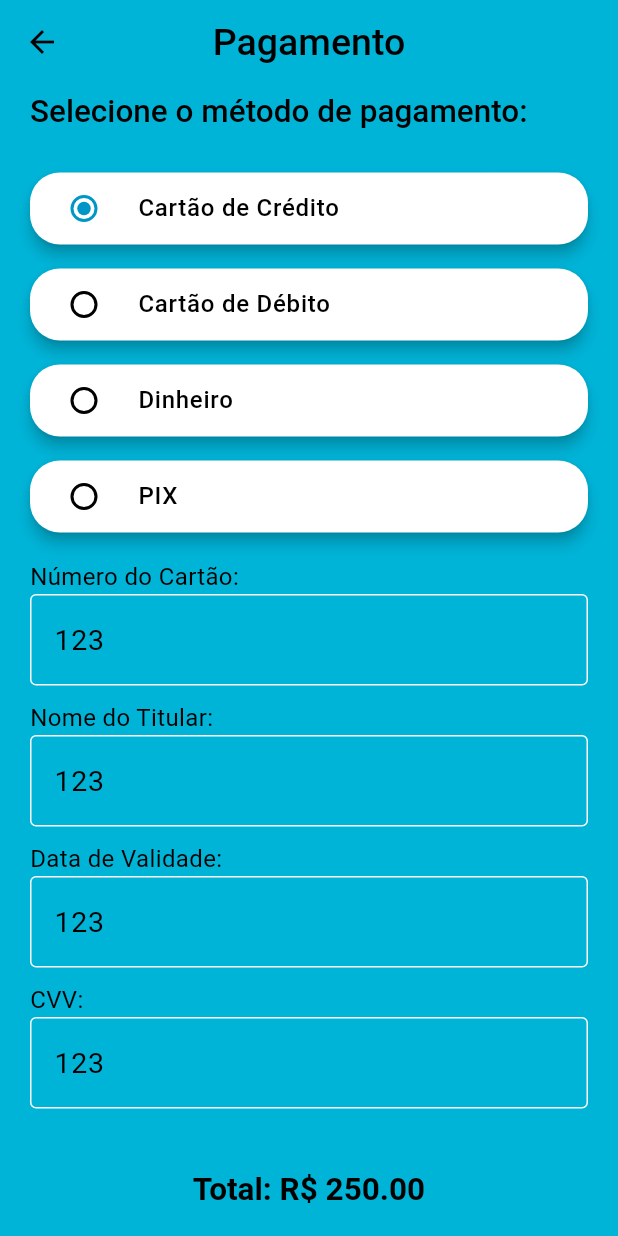
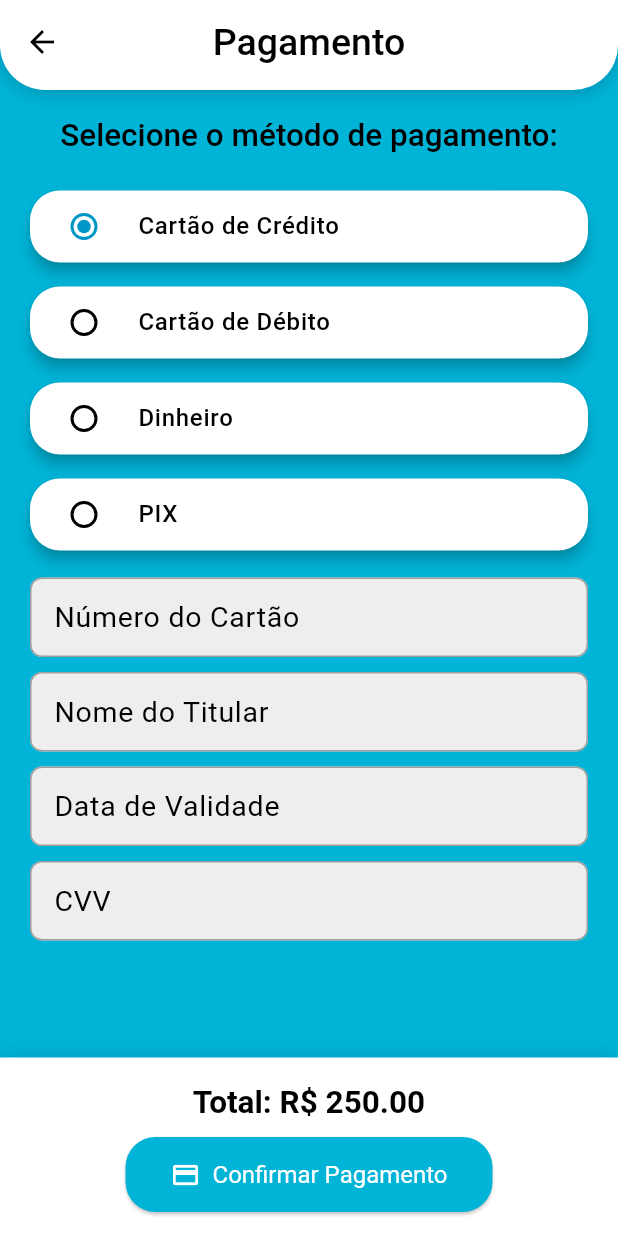
Before and after one commit to fabiosuli/checkin-front, a Flutter app: the PaymentPage screen opened by its route, on a phone screen of 412 x 824 dp. Run offline on Flutter 3.47's test engine with Material 3 defaults, Android fonts, the phone set to English and light mode, and no system bars; network calls fail.

Commit message:
Alguns ajustes

```diff
--- a/lib/api/api_service.dart
+++ b/lib/api/api_service.dart
@@ -18,7 +18,7 @@ class ApiService {
     }
   }
 
-  /// Valida a reserva e o nome do hóspede
+  /// Valida o número da reserva e o nome do hóspede
   Future<Map<String, dynamic>?> validateBooking(
       String reservationNumber, String guestName) async {
     try {
@@ -84,14 +84,13 @@ class ApiService {
     }
   }
 
-  /// Refatoração para buscar as despesas utilizando `fetchExpenseSummary`
+  /// Busca as despesas de uma reserva
   Future<ExpenseSummary> fetchExpenseSummary(String reservationNumber) async {
     final url = Uri.parse('$baseUrl/expenses/$reservationNumber');
     try {
       final response = await http.get(url);
       if (response.statusCode == 200) {
         var data = json.decode(response.body);
-        // O campo 'expenses' já foi filtrado sem o 'id' no modelo Expense
         List<Expense> expenses =
             (data['expenses'] as List).map((e) => Expense.fromJson(e)).toList();
         double total = data['total'];
--- a/lib/cor/ipfixo.dart
+++ b/lib/cor/ipfixo.dart
@@ -1,3 +1,3 @@
 class Ipfixo {
-  final String iplocal = "http://192.168.68.118:8080";
+  final String iplocal = "http://localhost:8080";
 }
--- a/lib/page/detalhes_reserva_page.dart
+++ b/lib/page/detalhes_reserva_page.dart
@@ -12,19 +12,17 @@ class DetalhesReservaPage extends StatefulWidget {
 
 class _DetalhesReservaPageState extends State<DetalhesReservaPage> {
   Map<String, dynamic>? data;
-  bool isLoading = true; // Controle de carregamento
-  String errorMessage = ''; // Para exibir mensagens de erro
+  bool isLoading = true;
+  String errorMessage = '';
 
-  // Instância do ApiService
   final ApiService _apiService = ApiService();
 
   @override
   void initState() {
     super.initState();
-    _fetchBookingDetails(); // Função para pegar os dados do backend
+    _fetchBookingDetails();
   }
 
-  // Função para buscar os detalhes da reserva do backend
   Future<void> _fetchBookingDetails() async {
     try {
       // Verifica se o número da reserva é válido
@@ -34,21 +32,18 @@ class _DetalhesReservaPageState extends State<DetalhesReservaPage> {
           widget.reserveNumber!,
         );
 
-        // Atualiza o estado com os detalhes
         setState(() {
           data = responseData;
           isLoading = false;
-          errorMessage = ''; // Limpa qualquer mensagem de erro
+          errorMessage = '';
         });
       } else {
-        // Atualiza o estado caso o número da reserva seja inválido
         setState(() {
           errorMessage = 'Número da reserva inválido.';
           isLoading = false;
         });
       }
     } catch (e) {
-      // Trata erros da requisição ou do serviço
       setState(() {
         errorMessage = 'Erro ao buscar detalhes da reserva: ${e.toString()}';
         isLoading = false;
@@ -67,7 +62,6 @@ class _DetalhesReservaPageState extends State<DetalhesReservaPage> {
       );
     }
 
-    // Exibe mensagem de erro caso ocorra algum problema
     if (errorMessage.isNotEmpty) {
       return Scaffold(
         appBar: _buildAppBar(),
@@ -83,22 +77,18 @@ class _DetalhesReservaPageState extends State<DetalhesReservaPage> {
 
     // Dados para exibição
     final String nomeHospede = data?["guestName"] ?? "Nome não disponível";
-    final String documento = data?["documentNumber"] ??
-        "Documento não disponível"; // Corrigido para documentNumber
+    final String documento =
+        data?["documentNumber"] ?? "Documento não disponível";
     final String tipoDocumento =
         data?["documentType"] ?? "Tipo de documento não informado";
-    final String quarto = data?["roomNumber"] ??
-        "Quarto não disponível"; // Corrigido para roomNumber
+    final String quarto = data?["roomNumber"] ?? "Quarto não disponível";
     final String dataCheckIn = data?["checkInDate"] ?? "Data não disponível";
     final String dataCheckOut = data?["checkOutDate"] ?? "Data não disponível";
 
     final double valorDiaria =
         double.tryParse(data!["dailyValue"].toString()) ?? 0.0;
     final int totalDias = (data?["totalDays"] ?? 0) as int;
-    print("valor da diaria ${valorDiaria}");
-    print("total de dias: ${totalDias}");
     final double totalDiarias = valorDiaria * totalDias;
-    print("valor total das diarias: ${totalDiarias}");
 
     final String cafeDaManha =
         (data?["breakfast"]?.toString().toLowerCase() == 'true')
@@ -109,7 +99,10 @@ class _DetalhesReservaPageState extends State<DetalhesReservaPage> {
 
     return Scaffold(
       appBar: _buildAppBar(),
-      body: Container(
+      body: Column(
+        children: [
+          Expanded(
+            child: Container(
               decoration: const BoxDecoration(
                 gradient: LinearGradient(
                   colors: [
@@ -134,25 +127,31 @@ class _DetalhesReservaPageState extends State<DetalhesReservaPage> {
                         children: [
                           _buildListTile(
                               Icons.person, 'Nome do Hóspede', nomeHospede),
+                          _buildListTile(Icons.assignment, 'Tipo de Documento',
+                              tipoDocumento),
                           _buildListTile(
-                        Icons.assignment, 'Tipo de Documento', tipoDocumento),
-                    _buildListTile(Icons.assignment, 'Documento', documento),
+                              Icons.assignment, 'Documento', documento),
                           _buildListTile(Icons.hotel, 'Quarto', quarto),
-                    _buildListTile(Icons.date_range, 'Check-in', dataCheckIn),
-                    _buildListTile(Icons.date_range, 'Check-out', dataCheckOut),
+                          _buildListTile(
+                              Icons.date_range, 'Check-in', dataCheckIn),
+                          _buildListTile(
+                              Icons.date_range, 'Check-out', dataCheckOut),
                           _buildListTile(Icons.attach_money, 'Valor da Diária',
                               'R\$ ${valorDiaria.toStringAsFixed(2)}'),
-                    _buildListTile(Icons.attach_money, 'Total das Diárias',
+                          _buildListTile(
+                              Icons.attach_money,
+                              'Total das Diárias',
                               'R\$ ${totalDiarias.toStringAsFixed(2)}'),
                           _buildListTile(
                               Icons.fastfood, 'Café da Manhã', cafeDaManha),
-                    _buildListTile(
-                        Icons.info, 'Política de Cancelamento', cancelamento),
+                          _buildListTile(Icons.info, 'Política de Cancelamento',
+                              cancelamento),
                           const SizedBox(height: 20),
                           Center(
                             child: ElevatedButton.icon(
                               onPressed: () {
-                          Navigator.pushNamed(context, '/checkOut', arguments: {
+                                Navigator.pushNamed(context, '/checkOut',
+                                    arguments: {
                                       'reservationNumber': widget.reserveNumber,
                                       'guestName': nomeHospede,
                                     });
@@ -175,10 +174,12 @@ class _DetalhesReservaPageState extends State<DetalhesReservaPage> {
                 ),
               ),
             ),
+          ),
+        ],
+      ),
     );
   }
 
-  // Função para criar o AppBar personalizado
   PreferredSizeWidget _buildAppBar() {
     return PreferredSize(
       preferredSize: const Size.fromHeight(60),
@@ -213,7 +214,6 @@ class _DetalhesReservaPageState extends State<DetalhesReservaPage> {
     );
   }
 
-  // Função para criar itens de exibição
   Widget _buildListTile(IconData icon, String title, String subtitle) {
     return ListTile(
       leading: Icon(icon, color: const Color(0xFF0096c7)),
--- a/lib/page/payment_page.dart
+++ b/lib/page/payment_page.dart
@@ -1,6 +1,7 @@
 import 'package:flutter/material.dart';
 import 'package:projeto_integrador4/page/home_page.dart';
 import 'package:flutter/services.dart';
+import 'package:projeto_integrador4/widget/custom_input_field.dart';
 
 class PaymentPage extends StatefulWidget {
   const PaymentPage({super.key});
@@ -14,7 +15,8 @@ class _PaymentPageState extends State<PaymentPage> {
   double _totalAmount = 250.0;
 
   final TextEditingController _cardNumberController = TextEditingController();
-  final TextEditingController _cardholderNameController = TextEditingController();
+  final TextEditingController _cardholderNameController =
+      TextEditingController();
   final TextEditingController _expiryDateController = TextEditingController();
   final TextEditingController _cvvController = TextEditingController();
 
@@ -23,12 +25,25 @@ class _PaymentPageState extends State<PaymentPage> {
     return Scaffold(
       appBar: PreferredSize(
         preferredSize: const Size.fromHeight(60),
+        child: Container(
+          decoration: BoxDecoration(
+            color: Colors.white,
+            borderRadius:
+                const BorderRadius.vertical(bottom: Radius.circular(30)),
+            boxShadow: [
+              BoxShadow(
+                color: Colors.black.withOpacity(0.2),
+                blurRadius: 10,
+                offset: const Offset(0, 2),
+              ),
+            ],
+          ),
           child: AppBar(
             backgroundColor: Colors.transparent,
             centerTitle: true,
             title: Text(
               'Pagamento',
-            style: Theme.of(context).textTheme.headlineLarge?.copyWith(color: Colors.black),
+              style: Theme.of(context).textTheme.headlineLarge,
             ),
             leading: IconButton(
               icon: const Icon(Icons.arrow_back, color: Colors.black),
@@ -36,35 +51,47 @@ class _PaymentPageState extends State<PaymentPage> {
                 Navigator.pop(context);
               },
             ),
-          elevation: 0,
+          ),
         ),
       ),
       body: SafeArea(
+        child: Column(
+          mainAxisAlignment: MainAxisAlignment.spaceBetween,
+          children: [
+            Expanded(
               child: SingleChildScrollView(
                 child: Column(
                   crossAxisAlignment: CrossAxisAlignment.start,
                   children: [
                     _buildHeader(),
-              const SizedBox(height: 20),
                     _buildPaymentMethods(),
-              if (_selectedPaymentMethod == 'Cartão de Crédito') _buildCreditCardFields(),
+                    // Exibir campos de cartão tanto para 'Cartão de Crédito' quanto para 'Cartão de Débito'
+                    if (_selectedPaymentMethod == 'Cartão de Crédito' ||
+                        _selectedPaymentMethod == 'Cartão de Débito')
+                      _buildCardFields(),
                     const SizedBox(height: 40),
-              _buildTotalAmount(),
-              const SizedBox(height: 20),
-              _buildConfirmButton(),
                   ],
                 ),
+              ),
+            ),
+            _buildFooter(), // Coloca o footer na parte inferior
+          ],
         ),
       ),
     );
   }
 
   Widget _buildHeader() {
-    return Padding(
-      padding: const EdgeInsets.symmetric(horizontal: 20.0),
+    return Center(
+      child: Padding(
+        padding: const EdgeInsets.all(16.0),
         child: Text(
           'Selecione o método de pagamento:',
-        style: Theme.of(context).textTheme.headlineMedium?.copyWith(color: Colors.black),
+          style: Theme.of(context)
+              .textTheme
+              .headlineMedium
+              ?.copyWith(color: Colors.black),
+        ),
       ),
     );
   }
@@ -109,46 +136,81 @@ class _PaymentPageState extends State<PaymentPage> {
     );
   }
 
-  Widget _buildCreditCardFields() {
+  Widget _buildCardFields() {
     return Padding(
       padding: const EdgeInsets.symmetric(horizontal: 20.0),
       child: Column(
         crossAxisAlignment: CrossAxisAlignment.start,
         children: [
           const SizedBox(height: 10.0),
-          _buildTextField('Número do Cartão:', _cardNumberController, TextInputType.number, 16, false),
+          CustomInputField(
+            label: 'Número do Cartão',
+            width: double.infinity,
+            keyboardType: TextInputType.number,
+            inputFormatters: [
+              FilteringTextInputFormatter.digitsOnly,
+              LengthLimitingTextInputFormatter(16),
+            ],
+            controller: _cardNumberController,
+          ),
           const SizedBox(height: 10.0),
-          _buildTextField('Nome do Titular:', _cardholderNameController, TextInputType.text, 0, false),
+          CustomInputField(
+            label: 'Nome do Titular',
+            width: double.infinity,
+            keyboardType: TextInputType.text,
+            controller: _cardholderNameController,
+          ),
           const SizedBox(height: 10.0),
-          _buildTextField('Data de Validade:', _expiryDateController, TextInputType.datetime, 0, false),
+          CustomInputField(
+            label: 'Data de Validade',
+            width: double.infinity,
+            keyboardType: TextInputType.datetime,
+            inputFormatters: [
+              FilteringTextInputFormatter.digitsOnly,
+              LengthLimitingTextInputFormatter(5),
+            ],
+            controller: _expiryDateController,
+          ),
           const SizedBox(height: 10.0),
-          _buildTextField('CVV:', _cvvController, TextInputType.number, 3, true),
+          CustomInputField(
+            label: 'CVV',
+            width: double.infinity,
+            keyboardType: TextInputType.number,
+            inputFormatters: [
+              FilteringTextInputFormatter.digitsOnly,
+              LengthLimitingTextInputFormatter(3),
+            ],
+            controller: _cvvController,
+          ),
         ],
       ),
     );
   }
 
-  Widget _buildTextField(String label, TextEditingController controller, TextInputType keyboardType, int maxLength, bool obscureText) {
-    return Column(
-      crossAxisAlignment: CrossAxisAlignment.start,
-      children: [
-        Text(label, style: Theme.of(context).textTheme.bodyMedium),
-        TextField(
-          controller: controller,
-          keyboardType: keyboardType,
-          obscureText: obscureText,
-          inputFormatters: maxLength > 0
-              ? [
-                  FilteringTextInputFormatter.digitsOnly,
-                  LengthLimitingTextInputFormatter(maxLength),
-                ]
-              : null,
-          decoration: InputDecoration(
-            hintText: label == 'Número do Cartão' ? '1234 5678 9101 1121' : label == 'Data de Validade' ? 'MM/AA' : '123',
-            border: OutlineInputBorder(),
-          ),
+  Widget _buildFooter() {
+    return Container(
+      padding: const EdgeInsets.all(16.0),
+      decoration: const BoxDecoration(
+        color: Colors.white,
+        boxShadow: [
+          BoxShadow(
+            color: Colors.black12,
+            blurRadius: 10,
+            offset: Offset(0, -2),
           ),
         ],
+      ),
+      child: Column(
+        children: [
+          // Total amount widget
+          _buildTotalAmount(),
+
+          const SizedBox(height: 10.0),
+
+          // Confirm button widget
+          _buildConfirmButton(),
+        ],
+      ),
     );
   }
 
@@ -160,11 +222,17 @@ class _PaymentPageState extends State<PaymentPage> {
         children: [
           Text(
             'Total: ',
-            style: Theme.of(context).textTheme.headlineMedium?.copyWith(fontWeight: FontWeight.bold),
+            style: Theme.of(context)
+                .textTheme
+                .headlineMedium
+                ?.copyWith(fontWeight: FontWeight.bold),
           ),
           Text(
             'R\$ ${_totalAmount.toStringAsFixed(2)}',
-            style: Theme.of(context).textTheme.headlineMedium?.copyWith(fontWeight: FontWeight.bold),
+            style: Theme.of(context)
+                .textTheme
+                .headlineMedium
+                ?.copyWith(fontWeight: FontWeight.bold),
           ),
         ],
       ),
@@ -177,7 +245,8 @@ class _PaymentPageState extends State<PaymentPage> {
       child: Center(
         child: ElevatedButton(
           style: ElevatedButton.styleFrom(
-            padding: const EdgeInsets.symmetric(horizontal: 30.0, vertical: 15.0),
+            padding:
+                const EdgeInsets.symmetric(horizontal: 30.0, vertical: 15.0),
             shape: RoundedRectangleBorder(
               borderRadius: BorderRadius.circular(20),
             ),
@@ -185,14 +254,16 @@ class _PaymentPageState extends State<PaymentPage> {
           onPressed: () {
             _confirmPayment(context);
           },
-          child: Row(
+          child: const Row(
             mainAxisSize: MainAxisSize.min,
-            children: const [
+            children: [
               Icon(Icons.payment, size: 20, color: Colors.white),
               SizedBox(width: 8),
               Text(
                 'Confirmar Pagamento',
-                style: TextStyle(fontSize: 16, color: Colors.white, fontWeight: FontWeight.bold),
+                style: TextStyle(
+                  fontSize: 16,
+                ),
               ),
             ],
           ),
@@ -202,13 +273,15 @@ class _PaymentPageState extends State<PaymentPage> {
   }
 
   void _confirmPayment(BuildContext context) {
-    if (_selectedPaymentMethod == 'Cartão de Crédito') {
+    if (_selectedPaymentMethod == 'Cartão de Crédito' ||
+        _selectedPaymentMethod == 'Cartão de Débito') {
       if (_validateCard()) {
         _showConfirmationDialog();
       } else {
         _showErrorDialog('Por favor, verifique as informações do cartão.');
       }
-    } else if (_selectedPaymentMethod == 'Cartão de Débito' || _selectedPaymentMethod == 'Dinheiro' || _selectedPaymentMethod == 'PIX') {
+    } else if (_selectedPaymentMethod == 'Dinheiro' ||
+        _selectedPaymentMethod == 'PIX') {
       _showConfirmationDialog();
     }
   }
```
Lines whose indentation alone changed are shown as unchanged.
